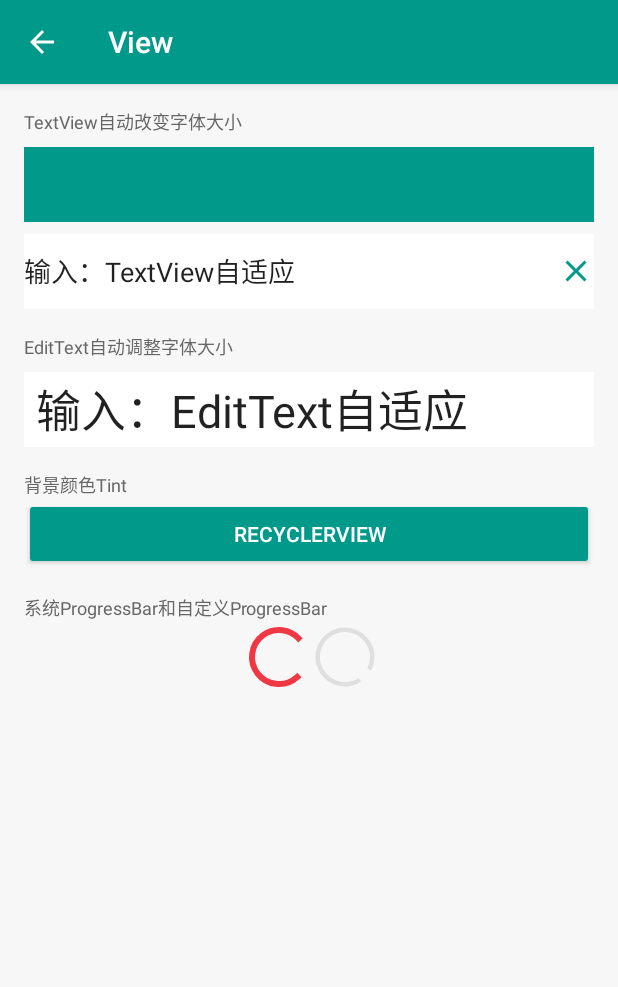
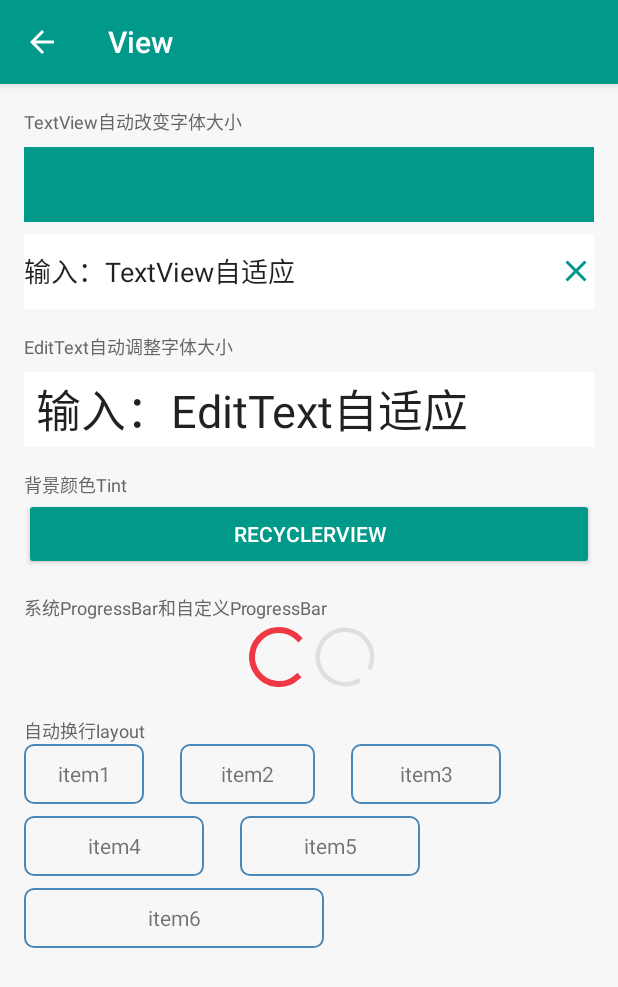
Before and after one commit to xymelon/treasure, an Android app: the ViewActivity screen opened directly, with no data from a screen before it, on a phone screen of 412 x 824 dp. Shown: the top 987 px of the screen. Run offline under Robolectric (Android 15) with nearby library versions, the phone set to English and light mode, and no system bars; our stand-ins replace CircleImageView, data binding; libraries missing offline, so code that uses them is left out: com.jakewharton.rxbinding, rx.functions, rx.subscriptions; 2 statements that could not run were skipped.

Commit message:
ADD auto line layout

```diff
--- /dev/null
+++ b/app/src/main/java/com/xycoding/treasure/view/AutoLineLayout.java
@@ -0,0 +1,134 @@
+package com.xycoding.treasure.view;
+
+import android.content.Context;
+import android.content.res.TypedArray;
+import android.util.AttributeSet;
+import android.util.SparseIntArray;
+import android.view.View;
+import android.view.ViewGroup;
+
+import com.xycoding.treasure.R;
+
+/**
+ * Created by xuyang on 2016/11/16.
+ */
+public class AutoLineLayout extends ViewGroup {
+
+    private int mHorizontalSpacing;
+    private int mVerticalSpacing;
+    private SparseIntArray mChildRowWidth = new SparseIntArray();
+    private SparseIntArray mChildRowHeight = new SparseIntArray();
+
+    public AutoLineLayout(Context context) {
+        this(context, null);
+    }
+
+    public AutoLineLayout(Context context, AttributeSet attrs) {
+        this(context, attrs, 0);
+    }
+
+    public AutoLineLayout(Context context, AttributeSet attrs, int defStyleAttr) {
+        super(context, attrs, defStyleAttr);
+        if (attrs != null) {
+            TypedArray styledAttributes = context.obtainStyledAttributes(attrs, R.styleable.AutoLineLayout);
+            mHorizontalSpacing = styledAttributes.getDimensionPixelOffset(R.styleable.AutoLineLayout_horizontalSpacing, 0);
+            mVerticalSpacing = styledAttributes.getDimensionPixelOffset(R.styleable.AutoLineLayout_verticalSpacing, 0);
+            styledAttributes.recycle();
+        }
+    }
+
+    @Override
+    protected void onMeasure(int widthMeasureSpec, int heightMeasureSpec) {
+        final int widthMode = MeasureSpec.getMode(widthMeasureSpec);
+        final int heightMode = MeasureSpec.getMode(heightMeasureSpec);
+        final int maxInternalWidth = MeasureSpec.getSize(widthMeasureSpec) - getHorizontalPadding();
+        final int maxInternalHeight = MeasureSpec.getSize(heightMeasureSpec) - getVerticalPadding();
+
+        mChildRowHeight.clear();
+        int currentRowWidth = 0, currentRowHeight = 0, rowIndex = 0;
+        for (int i = 0; i < getChildCount(); i++) {
+            View child = getChildAt(i);
+            if (child.getVisibility() == GONE) {
+                continue;
+            }
+            int childWidthSpec = createChildMeasureSpec(child.getLayoutParams().width, maxInternalWidth, widthMode);
+            int childHeightSpec = createChildMeasureSpec(child.getLayoutParams().height, maxInternalHeight, heightMode);
+            child.measure(childWidthSpec, childHeightSpec);
+            int childWidth = child.getMeasuredWidth();
+            int childHeight = child.getMeasuredHeight();
+            if (wouldExceedParentWidth(widthMode, maxInternalWidth, currentRowWidth, childWidth)) {
+                // new line
+                currentRowWidth = 0;
+                currentRowHeight = 0;
+                rowIndex++;
+            }
+            currentRowWidth += currentRowWidth == 0 ? childWidth : currentRowWidth + mHorizontalSpacing + childWidth;
+            currentRowHeight = Math.max(currentRowHeight, childHeight);
+            mChildRowWidth.put(rowIndex, currentRowWidth);
+            mChildRowHeight.put(rowIndex, currentRowHeight);
+        }
+        int longestRowWidth = 0, totalRowHeight = 0;
+        for (int i = 0; i < mChildRowHeight.size(); i++) {
+            totalRowHeight += mChildRowHeight.get(i);
+            if (i < mChildRowHeight.size() - 1) {
+                totalRowHeight += mVerticalSpacing;
+            }
+            longestRowWidth = Math.max(longestRowWidth, mChildRowWidth.get(i));
+        }
+        setMeasuredDimension(
+                widthMode == MeasureSpec.EXACTLY ? MeasureSpec.getSize(widthMeasureSpec) : longestRowWidth + getHorizontalPadding(),
+                heightMode == MeasureSpec.EXACTLY ? MeasureSpec.getSize(heightMeasureSpec) : totalRowHeight + getVerticalPadding());
+    }
+
+    private boolean wouldExceedParentWidth(int widthMode, int maxInternalWidth, int currentRowWidth, int childWidth) {
+        currentRowWidth = currentRowWidth == 0 ? childWidth : currentRowWidth + mHorizontalSpacing + childWidth;
+        return widthMode != MeasureSpec.UNSPECIFIED && currentRowWidth > maxInternalWidth;
+    }
+
+    @Override
+    protected void onLayout(boolean changed, int leftPosition, int topPosition, int rightPosition, int bottomPosition) {
+        final int parentWidth = getMeasuredWidth() - getPaddingRight();
+        int childLeft = getPaddingLeft();
+        int childTop = getPaddingTop();
+
+        int rowIndex = 0;
+        for (int i = 0; i < getChildCount(); i++) {
+            View child = getChildAt(i);
+            if (child.getVisibility() == GONE) {
+                continue;
+            }
+            final int childWidth = child.getMeasuredWidth();
+            final int childHeight = child.getMeasuredHeight();
+            if (childLeft + childWidth > parentWidth) {
+                //new line
+                childLeft = getPaddingLeft();
+                childTop += mChildRowHeight.get(rowIndex) + mVerticalSpacing;
+                rowIndex++;
+            }
+            child.layout(childLeft, childTop, childLeft + childWidth, childTop + childHeight);
+            childLeft += childWidth + mHorizontalSpacing;
+        }
+    }
+
+    private int createChildMeasureSpec(int childLayoutParam, int max, int parentMode) {
+        int spec;
+        if (childLayoutParam == LayoutParams.MATCH_PARENT) {
+            spec = MeasureSpec.makeMeasureSpec(max, MeasureSpec.EXACTLY);
+        } else if (childLayoutParam == LayoutParams.WRAP_CONTENT) {
+            spec = MeasureSpec.makeMeasureSpec(
+                    max, parentMode == MeasureSpec.UNSPECIFIED ? MeasureSpec.UNSPECIFIED : MeasureSpec.AT_MOST);
+        } else {
+            spec = MeasureSpec.makeMeasureSpec(childLayoutParam, MeasureSpec.EXACTLY);
+        }
+        return spec;
+    }
+
+    protected int getVerticalPadding() {
+        return getPaddingTop() + getPaddingBottom();
+    }
+
+    protected int getHorizontalPadding() {
+        return getPaddingLeft() + getPaddingRight();
+    }
+
+}
--- /dev/null
+++ b/app/src/main/res/drawable/shape_red_corner.xml
@@ -0,0 +1,11 @@
+<?xml version="1.0" encoding="utf-8"?>
+<shape xmlns:android="http://schemas.android.com/apk/res/android"
+    android:shape="rectangle">
+
+    <solid android:color="@color/G97" />
+
+    <stroke android:width="1dp" android:color="@color/B1"/>
+
+    <corners android:radius="6dp" />
+
+</shape>
--- a/app/src/main/res/layout/activity_view.xml
+++ b/app/src/main/res/layout/activity_view.xml
@@ -18,12 +18,16 @@
 
         </android.support.design.widget.AppBarLayout>
 
+        <android.support.v4.widget.NestedScrollView
+            android:layout_width="match_parent"
+            android:layout_height="wrap_content"
+            app:layout_behavior="@string/appbar_scrolling_view_behavior">
+
             <LinearLayout
                 android:layout_width="match_parent"
                 android:layout_height="match_parent"
                 android:orientation="vertical"
-            android:padding="@dimen/activity_horizontal_margin"
-            app:layout_behavior="@string/appbar_scrolling_view_behavior">
+                android:padding="@dimen/activity_horizontal_margin">
 
                 <TextView
                     android:layout_width="wrap_content"
@@ -117,7 +121,69 @@
 
                 </LinearLayout>
 
+                <TextView
+                    android:layout_width="wrap_content"
+                    android:layout_height="wrap_content"
+                    android:layout_marginTop="16dp"
+                    android:text="自动换行layout"
+                    android:textColor="@color/G40"
+                    android:textSize="12sp" />
+
+                <com.xycoding.treasure.view.AutoLineLayout
+                    android:id="@+id/btn_auto_line"
+                    android:layout_width="match_parent"
+                    android:layout_height="wrap_content"
+                    app:horizontalSpacing="24dp"
+                    app:verticalSpacing="8dp">
+
+                    <TextView
+                        android:layout_width="80dp"
+                        android:layout_height="40dp"
+                        android:background="@drawable/shape_red_corner"
+                        android:gravity="center"
+                        android:text="item1" />
+
+                    <TextView
+                        android:layout_width="90dp"
+                        android:layout_height="40dp"
+                        android:background="@drawable/shape_red_corner"
+                        android:gravity="center"
+                        android:text="item2" />
+
+                    <TextView
+                        android:layout_width="100dp"
+                        android:layout_height="40dp"
+                        android:background="@drawable/shape_red_corner"
+                        android:gravity="center"
+                        android:text="item3" />
+
+                    <TextView
+                        android:layout_width="120dp"
+                        android:layout_height="40dp"
+                        android:background="@drawable/shape_red_corner"
+                        android:gravity="center"
+                        android:text="item4" />
+
+                    <TextView
+                        android:layout_width="120dp"
+                        android:layout_height="40dp"
+                        android:background="@drawable/shape_red_corner"
+                        android:gravity="center"
+                        android:text="item5" />
+
+                    <TextView
+                        android:layout_width="200dp"
+                        android:layout_height="40dp"
+                        android:background="@drawable/shape_red_corner"
+                        android:gravity="center"
+                        android:text="item6" />
+
+
+                </com.xycoding.treasure.view.AutoLineLayout>
+
             </LinearLayout>
+
+        </android.support.v4.widget.NestedScrollView>
 
     </android.support.design.widget.CoordinatorLayout>
 
--- a/app/src/main/res/values/attrs.xml
+++ b/app/src/main/res/values/attrs.xml
@@ -30,4 +30,9 @@
         <attr name="progressWidth" format="dimension|reference" />
     </declare-styleable>
 
+    <declare-styleable name="AutoLineLayout">
+        <attr name="verticalSpacing" format="reference|dimension" />
+        <attr name="horizontalSpacing" format="reference|dimension" />
+    </declare-styleable>
+
 </resources>
```
Lines whose indentation alone changed are shown as unchanged.
